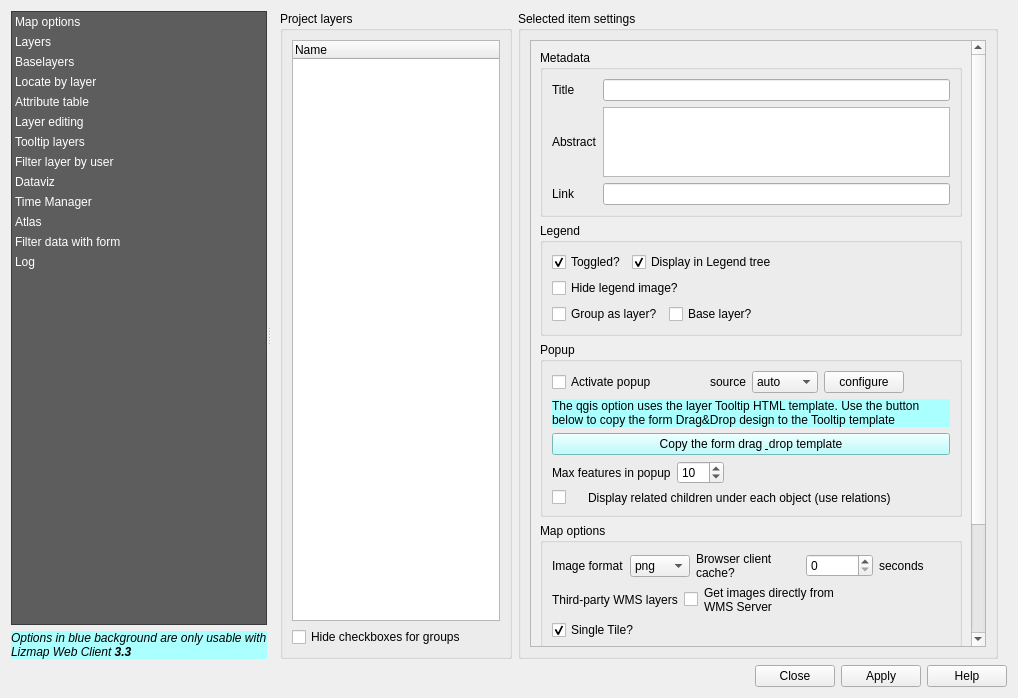
Above: resources/ui/ui_lizmap.ui from 3liz/lizmap-plugin before the change. Below: the same form after it.
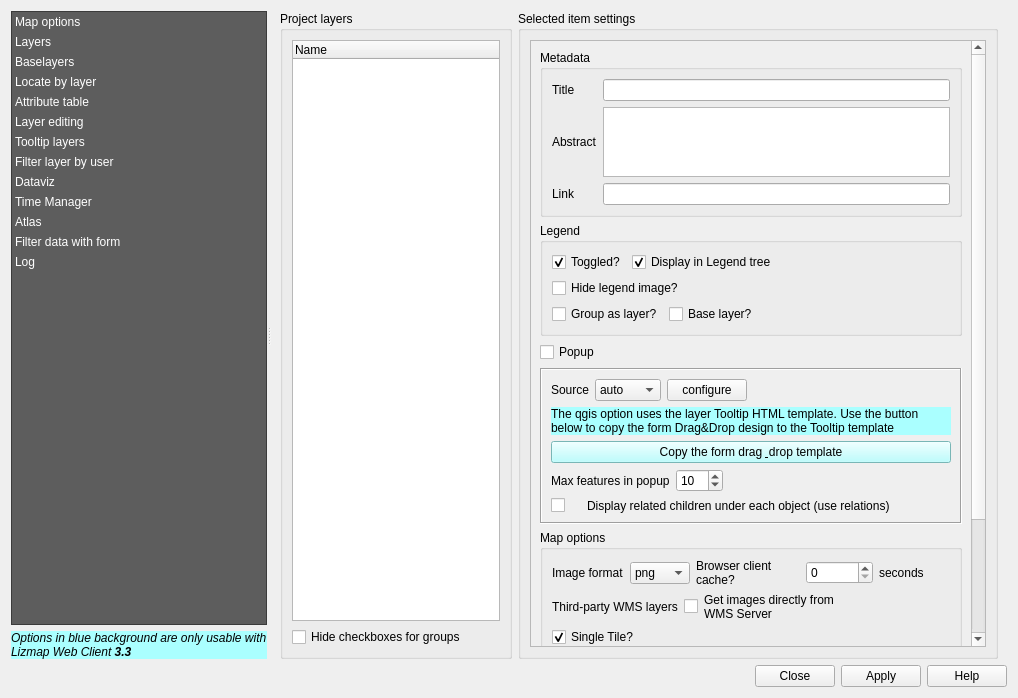
That is the form after the change. The open tabs and pages were chosen to show the change. Custom widgets are drawn as their Qt base class.

Commit message: add UI groups for popup and server cache, also fix #160

What changed in the file:
```diff
--- a/resources/ui/ui_lizmap.ui
+++ b/resources/ui/ui_lizmap.ui
@@ -863,12 +863,12 @@
                     <property name="columnCount">
                      <number>1</number>
                     </property>
+                    <attribute name="headerMinimumSectionSize">
+                     <number>50</number>
+                    </attribute>
                     <attribute name="headerDefaultSectionSize">
                      <number>57</number>
                     </attribute>
-                    <attribute name="headerMinimumSectionSize">
-                     <number>50</number>
-                    </attribute>
                     <attribute name="headerStretchLastSection">
                      <bool>true</bool>
                     </attribute>
@@ -1050,40 +1050,30 @@
                        </widget>
                       </item>
                       <item>
-                       <widget class="QgsCollapsibleGroupBox" name="mGroupBox_3">
-                        <property name="title">
+                       <widget class="QCheckBox" name="checkbox_popup">
+                        <property name="text">
                          <string>Popup</string>
                         </property>
-                        <layout class="QVBoxLayout" name="verticalLayout_24">
+                       </widget>
+                      </item>
+                      <item>
+                       <widget class="QFrame" name="popup_frame">
+                        <property name="frameShape">
+                         <enum>QFrame::Box</enum>
+                        </property>
+                        <property name="frameShadow">
+                         <enum>QFrame::Sunken</enum>
+                        </property>
+                        <layout class="QVBoxLayout" name="verticalLayout_47">
                          <item>
                           <layout class="QHBoxLayout" name="horizontalLayout_7">
-                           <item>
-                            <widget class="QCheckBox" name="cbPopup">
-                             <property name="text">
-                              <string>Activate popup</string>
-                             </property>
-                            </widget>
-                           </item>
-                           <item>
-                            <spacer name="horizontalSpacer_30">
-                             <property name="orientation">
-                              <enum>Qt::Horizontal</enum>
-                             </property>
-                             <property name="sizeHint" stdset="0">
-                              <size>
-                               <width>40</width>
-                               <height>20</height>
-                              </size>
-                             </property>
-                            </spacer>
-                           </item>
                            <item>
                             <widget class="QLabel" name="label_67">
                              <property name="styleSheet">
                               <string notr="true"/>
                              </property>
                              <property name="text">
-                              <string>source</string>
+                              <string>Source</string>
                              </property>
                             </widget>
                            </item>
@@ -1145,18 +1135,14 @@
                           </widget>
                          </item>
                          <item>
-                          <layout class="QHBoxLayout" name="horizontalLayout_39">
-                           <item>
-                            <widget class="QPushButton" name="btQgisPopupFromForm">
-                             <property name="styleSheet">
-                              <string notr="true">background-color:rgb(170, 255, 255);</string>
-                             </property>
-                             <property name="text">
-                              <string>Copy the form drag &amp; drop template</string>
-                             </property>
-                            </widget>
-                           </item>
-                          </layout>
+                          <widget class="QPushButton" name="btQgisPopupFromForm">
+                           <property name="styleSheet">
+                            <string notr="true">background-color:rgb(170, 255, 255);</string>
+                           </property>
+                           <property name="text">
+                            <string>Copy the form drag &amp; drop template</string>
+                           </property>
+                          </widget>
                          </item>
                          <item>
                           <layout class="QHBoxLayout" name="horizontalLayout_37">
@@ -1379,20 +1365,23 @@
                        </widget>
                       </item>
                       <item>
-                       <widget class="QgsCollapsibleGroupBox" name="mGroupBox_5">
-                        <property name="title">
+                       <widget class="QCheckBox" name="checkbox_server_cache">
+                        <property name="text">
                          <string>Server tile cache</string>
                         </property>
-                        <layout class="QVBoxLayout" name="verticalLayout">
+                       </widget>
+                      </item>
+                      <item>
+                       <widget class="QFrame" name="server_cache_frame">
+                        <property name="frameShape">
+                         <enum>QFrame::Box</enum>
+                        </property>
+                        <property name="frameShadow">
+                         <enum>QFrame::Raised</enum>
+                        </property>
+                        <layout class="QVBoxLayout" name="verticalLayout_24">
                          <item>
                           <layout class="QHBoxLayout" name="horizontalLayout_2">
-                           <item>
-                            <widget class="QCheckBox" name="cbCached">
-                             <property name="text">
-                              <string>Server cache?</string>
-                             </property>
-                            </widget>
-                           </item>
                            <item>
                             <widget class="QLabel" name="label_12">
                              <property name="text">
@@ -1424,19 +1413,6 @@
                              </property>
                             </widget>
                            </item>
-                           <item>
-                            <spacer name="horizontalSpacer_27">
-                             <property name="orientation">
-                              <enum>Qt::Horizontal</enum>
-                             </property>
-                             <property name="sizeHint" stdset="0">
-                              <size>
-                               <width>40</width>
-                               <height>20</height>
-                              </size>
-                             </property>
-                            </spacer>
-                           </item>
                           </layout>
                          </item>
                          <item>
```
Left out of the diff: 4 changed lines with no effect on the pictures. The commit also changes 2 other files.
